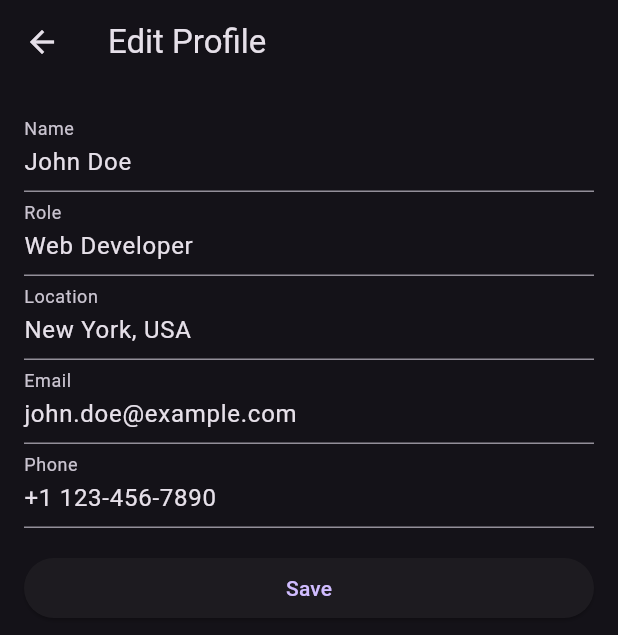
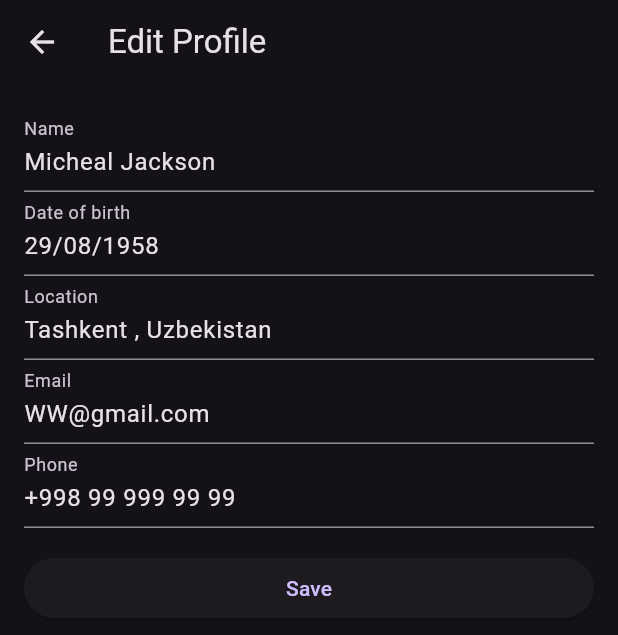
Before and after one commit to KhujaevN/Delivery, a Flutter app: the Profile_edit screen opened by its route, on a phone screen of 412 x 824 dp. Shown: the top 635 px of the screen. Run offline on Flutter 3.47's test engine with Material 3 defaults, Android fonts, the phone set to English and light mode, and no system bars; our stand-ins replace carousel_slider.

Commit message:
Profile page fully done

```diff
--- a/lib/main.dart
+++ b/lib/main.dart
@@ -5,6 +5,7 @@
 import 'profile/profile_page.dart';
 import 'profile/Profile_edit.dart';
 import 'profile/Profile.dart';
+import 'home_page.dart';
 
 void main() {
   runApp(
@@ -23,8 +24,10 @@
       theme: ThemeData.dark(),
       initialRoute: '/',
       routes: {
-        '/': (context) => Profile_page(),
+        '/': (context) => Scaffold(body: Home_page()),
+        '/profile':(context) => Profile_page(),
         '/edit': (context) => Profile_edit(),
+        '/home': (context) => Scaffold(body: Home_page()),
       },
     );
   }
--- a/lib/profile/Profile.dart
+++ b/lib/profile/Profile.dart
@@ -1,21 +1,21 @@
 import 'package:flutter/material.dart';
 
 class User_profile with ChangeNotifier {
-  String name = 'John Doe';
-  String role = 'Web Developer';
-  String location = 'New York, USA';
-  String email = 'john.doe@example.com';
-  String phone = '+1 123-456-7890';
+  String name = 'Micheal Jackson';
+  String date_of_birth = '29/08/1958';
+  String location = 'Tashkent , Uzbekistan';
+  String email = 'WW@gmail.com';
+  String phone = '+998 99 999 99 99';
 
   void updateProfile({
     String? newName,
-    String? newRole,
+    String? newDOB,
     String? newLocation,
     String? newEmail,
     String? newPhone,
   }) {
     name = newName ?? name;
-    role = newRole ?? role;
+    date_of_birth = newDOB ?? date_of_birth;
     location = newLocation ?? location;
     email = newEmail ?? email;
     phone = newPhone ?? phone;
--- a/lib/profile/Profile_edit.dart
+++ b/lib/profile/Profile_edit.dart
@@ -4,7 +4,7 @@ import 'Profile.dart';
 
 class Profile_edit extends StatelessWidget {
   final TextEditingController nameController = TextEditingController();
-  final TextEditingController roleController = TextEditingController();
+  final TextEditingController dobController = TextEditingController();
   final TextEditingController locationController = TextEditingController();
   final TextEditingController emailController = TextEditingController();
   final TextEditingController phoneController = TextEditingController();
@@ -14,7 +14,7 @@ class Profile_edit extends StatelessWidget {
     var userProfile = Provider.of<User_profile>(context);
 
     nameController.text = userProfile.name;
-    roleController.text = userProfile.role;
+    dobController.text = userProfile.date_of_birth;
     locationController.text = userProfile.location;
     emailController.text = userProfile.email;
     phoneController.text = userProfile.phone;
@@ -34,8 +34,8 @@ class Profile_edit extends StatelessWidget {
                 decoration: InputDecoration(labelText: 'Name'),
               ),
               TextFormField(
-                controller: roleController,
-                decoration: InputDecoration(labelText: 'Role'),
+                controller: dobController,
+                decoration: InputDecoration(labelText: 'Date of birth'),
               ),
               TextFormField(
                 controller: locationController,
@@ -55,7 +55,7 @@ class Profile_edit extends StatelessWidget {
                   // Update the profile information
                   userProfile.updateProfile(
                     newName: nameController.text,
-                    newRole: roleController.text,
+                    newDOB: dobController.text,
                     newLocation: locationController.text,
                     newEmail: emailController.text,
                     newPhone: phoneController.text,
--- a/lib/profile/profile_page.dart
+++ b/lib/profile/profile_page.dart
@@ -37,7 +37,7 @@ class Profile_page extends StatelessWidget {
             ),
             SizedBox(height: 8),
             Text(
-              userProfile.role,
+              userProfile.date_of_birth,
               style: TextStyle(
                 fontSize: 16,
                 color: Colors.grey,
```
Also changed, not shown: lib/home_page.dart (+18 -22 lines), pubspec.yaml (+10 -34 lines), assets/food-example.png (renamed from images/food-example.png), assets/popular_carousel_img.png (renamed from images/popular_carousel_img.png), assets/profile-logo.png (renamed from images/profile-logo.png), assets/salad.png (renamed from images/salad.png), pubspec.lock.
